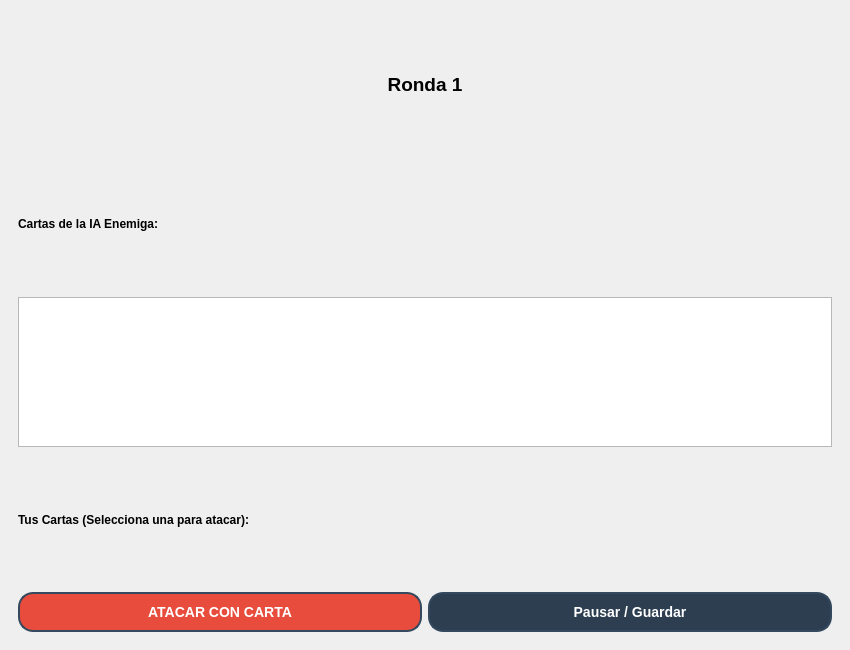
Qt form ui/MainWindow.ui (Matiigz/tp-juego-poo) before a commit.
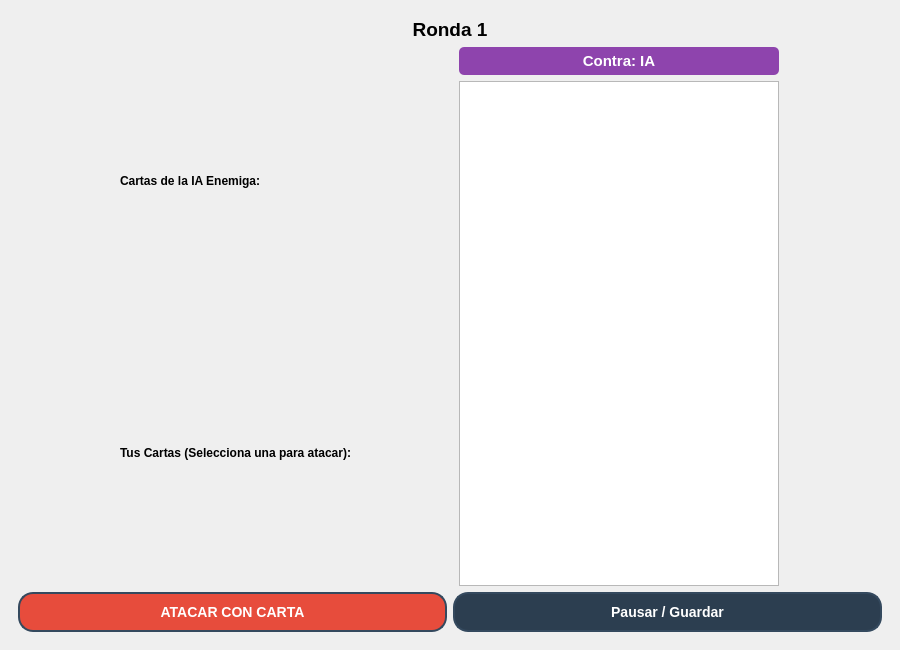
The same form after that commit. The open tabs and pages were chosen to show the change. Icons and pictures are not drawn.

```diff
--- a/ui/MainWindow.ui
+++ b/ui/MainWindow.ui
@@ -6,7 +6,7 @@
    <rect>
     <x>0</x>
     <y>0</y>
-    <width>850</width>
+    <width>900</width>
     <height>650</height>
    </rect>
   </property>
@@ -369,6 +369,10 @@
          </widget>
         </item>
         <item>
+         <layout class="QHBoxLayout" name="layoutJuegoPrincipal">
+          <item>
+           <layout class="QVBoxLayout" name="layoutCartas">
+            <item>
          <widget class="QLabel" name="lblIA">
           <property name="font">
            <font>
@@ -384,11 +388,49 @@
          <layout class="QHBoxLayout" name="layoutCartasIA"/>
         </item>
         <item>
+             <widget class="QLabel" name="lblHumano">
+              <property name="font">
+               <font>
+                <bold>true</bold>
+               </font>
+              </property>
+              <property name="text">
+               <string>Tus Cartas (Selecciona una para atacar):</string>
+              </property>
+             </widget>
+            </item>
+            <item>
+             <layout class="QHBoxLayout" name="layoutCartasHumano"/>
+            </item>
+           </layout>
+          </item>
+          <item>
+           <layout class="QVBoxLayout" name="layoutLog">
+            <item>
+             <widget class="QLabel" name="lblTipoIA">
+              <property name="font">
+               <font>
+                <pointsize>11</pointsize>
+                <bold>true</bold>
+               </font>
+              </property>
+              <property name="styleSheet">
+               <string>background-color: #8e44ad; color: white; padding: 5px; border-radius: 5px;</string>
+              </property>
+              <property name="text">
+               <string>Contra: IA</string>
+              </property>
+              <property name="alignment">
+               <set>Qt::AlignmentFlag::AlignCenter</set>
+              </property>
+             </widget>
+            </item>
+            <item>
          <widget class="QTextEdit" name="logBatalla">
           <property name="maximumSize">
            <size>
-            <width>16777215</width>
-            <height>150</height>
+                <width>320</width>
+                <height>16777215</height>
            </size>
           </property>
           <property name="readOnly">
@@ -396,20 +438,9 @@
           </property>
          </widget>
         </item>
-        <item>
-         <widget class="QLabel" name="lblHumano">
-          <property name="font">
-           <font>
-            <bold>true</bold>
-           </font>
-          </property>
-          <property name="text">
-           <string>Tus Cartas (Selecciona una para atacar):</string>
-          </property>
-         </widget>
-        </item>
-        <item>
-         <layout class="QHBoxLayout" name="layoutCartasHumano"/>
+           </layout>
+          </item>
+         </layout>
         </item>
         <item>
          <layout class="QHBoxLayout" name="horizontalLayout">
@@ -421,13 +452,6 @@
               <height>40</height>
              </size>
             </property>
-            <property name="font">
-             <font>
-              <family>Segoe UI</family>
-              <pointsize>-1</pointsize>
-              <bold>true</bold>
-             </font>
-            </property>
             <property name="styleSheet">
              <string>background-color: #e74c3c; color: white;</string>
             </property>
@@ -444,13 +468,6 @@
               <height>40</height>
              </size>
             </property>
-            <property name="font">
-             <font>
-              <family>Segoe UI</family>
-              <pointsize>-1</pointsize>
-              <bold>true</bold>
-             </font>
-            </property>
             <property name="text">
              <string>Pausar / Guardar</string>
             </property>
```
Left out of the diff: 81 changed lines with no effect on the pictures. Lines whose indentation alone changed are shown as unchanged.
